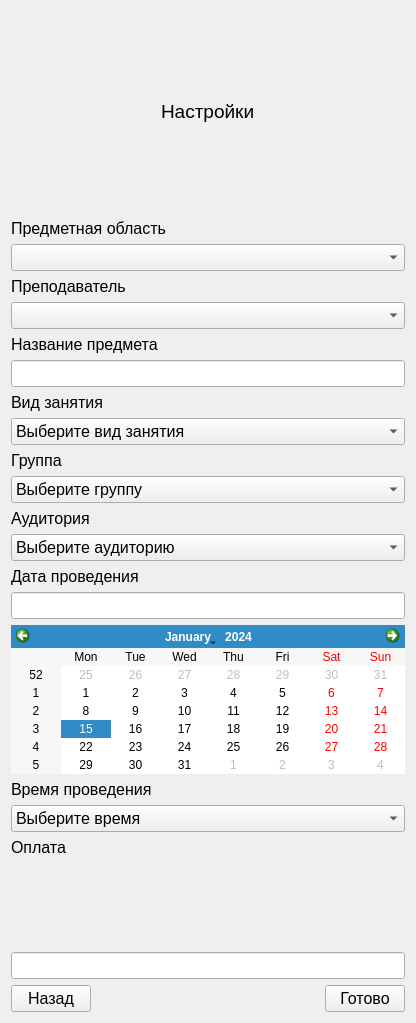
Above: Plan/settingswindow.ui from Undetaker45/MDKP before the change. Below: the same form after it.
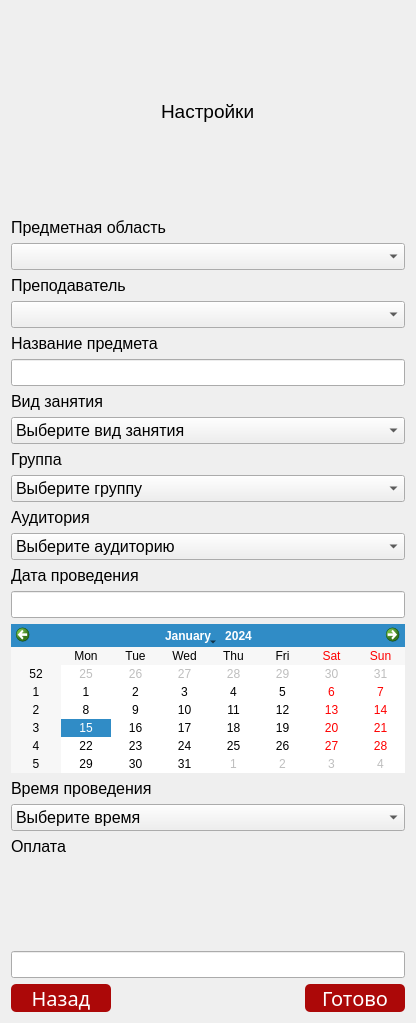
That is the form after the change.

The edit to the form file:
```diff
--- a/Plan/settingswindow.ui
+++ b/Plan/settingswindow.ui
@@ -363,11 +363,36 @@
       <layout class="QHBoxLayout" name="horizontalLayout">
        <item>
         <widget class="QPushButton" name="ExitBtn">
+         <property name="minimumSize">
+          <size>
+           <width>100</width>
+           <height>20</height>
+          </size>
+         </property>
          <property name="font">
           <font>
-           <pointsize>12</pointsize>
+           <family>Montserrat Medium</family>
+           <pointsize>-1</pointsize>
+           <italic>false</italic>
+           <bold>false</bold>
           </font>
          </property>
+         <property name="styleSheet">
+          <string notr="true">QPushButton {
+font: 500 20pt &quot;Montserrat Medium&quot;;
+    background-color: #AC0808; 
+    color: white; 
+    border: none;
+    font-size: 20px;
+    border-radius: 5px; 
+}
+QPushButton:hover {
+    background-color: #C61010;
+}
+QPushButton:pressed {
+    background-color: #9C0707; 
+}</string>
+         </property>
          <property name="text">
           <string>Назад</string>
          </property>
@@ -388,11 +413,36 @@
        </item>
        <item>
         <widget class="QPushButton" name="ConfirmBtn">
+         <property name="minimumSize">
+          <size>
+           <width>100</width>
+           <height>20</height>
+          </size>
+         </property>
          <property name="font">
           <font>
-           <pointsize>12</pointsize>
+           <family>Montserrat Medium</family>
+           <pointsize>-1</pointsize>
+           <italic>false</italic>
+           <bold>false</bold>
           </font>
          </property>
+         <property name="styleSheet">
+          <string notr="true">QPushButton {
+font: 500 20pt &quot;Montserrat Medium&quot;;
+    background-color: #AC0808; 
+    color: white; 
+    border: none;
+    font-size: 20px;
+    border-radius: 5px; 
+}
+QPushButton:hover {
+    background-color: #C61010;
+}
+QPushButton:pressed {
+    background-color: #9C0707; 
+}</string>
+         </property>
          <property name="text">
           <string>Готово</string>
          </property>
```
